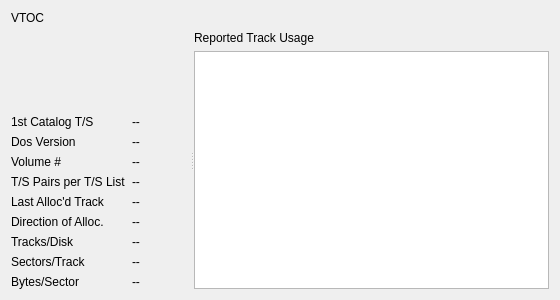
This is src/ui/diskexplorer/vtocview.ui in markdavidlong/AppleSAWS as Qt 5 draws it before an edit. The edited form follows.
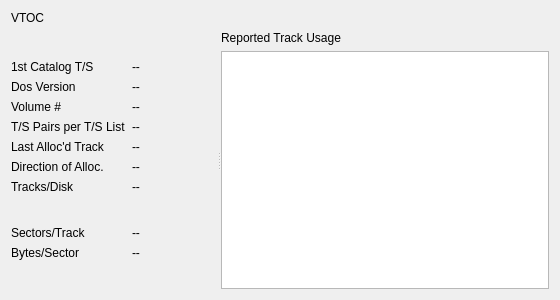
This is the edited form.

```diff
--- a/src/ui/diskexplorer/vtocview.ui
+++ b/src/ui/diskexplorer/vtocview.ui
@@ -19,7 +19,7 @@
      <property name="orientation">
       <enum>Qt::Horizontal</enum>
      </property>
-     <widget class="QWidget" name="">
+     <widget class="QWidget" name="layoutWidget">
       <layout class="QFormLayout" name="formLayout">
        <item row="1" column="0">
         <widget class="QLabel" name="labelx">
@@ -105,28 +105,28 @@
          </property>
         </widget>
        </item>
-       <item row="8" column="0">
+       <item row="9" column="0">
         <widget class="QLabel" name="label_12">
          <property name="text">
           <string>Sectors/Track</string>
          </property>
         </widget>
        </item>
-       <item row="8" column="1">
+       <item row="9" column="1">
         <widget class="QLabel" name="m_sectorsPerTrackLabel">
          <property name="text">
           <string>--</string>
          </property>
         </widget>
        </item>
-       <item row="9" column="0">
+       <item row="10" column="0">
         <widget class="QLabel" name="label_14">
          <property name="text">
           <string>Bytes/Sector</string>
          </property>
         </widget>
        </item>
-       <item row="9" column="1">
+       <item row="10" column="1">
         <widget class="QLabel" name="m_bytesPerSectorLabel">
          <property name="text">
           <string>--</string>
@@ -160,9 +160,35 @@
          </property>
         </spacer>
        </item>
+       <item row="8" column="1">
+        <spacer name="horizontalSpacer">
+         <property name="orientation">
+          <enum>Qt::Horizontal</enum>
+         </property>
+         <property name="sizeHint" stdset="0">
+          <size>
+           <width>40</width>
+           <height>20</height>
+          </size>
+         </property>
+        </spacer>
+       </item>
+       <item row="11" column="0">
+        <spacer name="verticalSpacer_2">
+         <property name="orientation">
+          <enum>Qt::Vertical</enum>
+         </property>
+         <property name="sizeHint" stdset="0">
+          <size>
+           <width>20</width>
+           <height>40</height>
+          </size>
+         </property>
+        </spacer>
+       </item>
       </layout>
      </widget>
-     <widget class="QWidget" name="">
+     <widget class="QWidget" name="layoutWidget">
       <layout class="QVBoxLayout" name="verticalLayout">
        <item>
         <widget class="QLabel" name="label_16">
```
